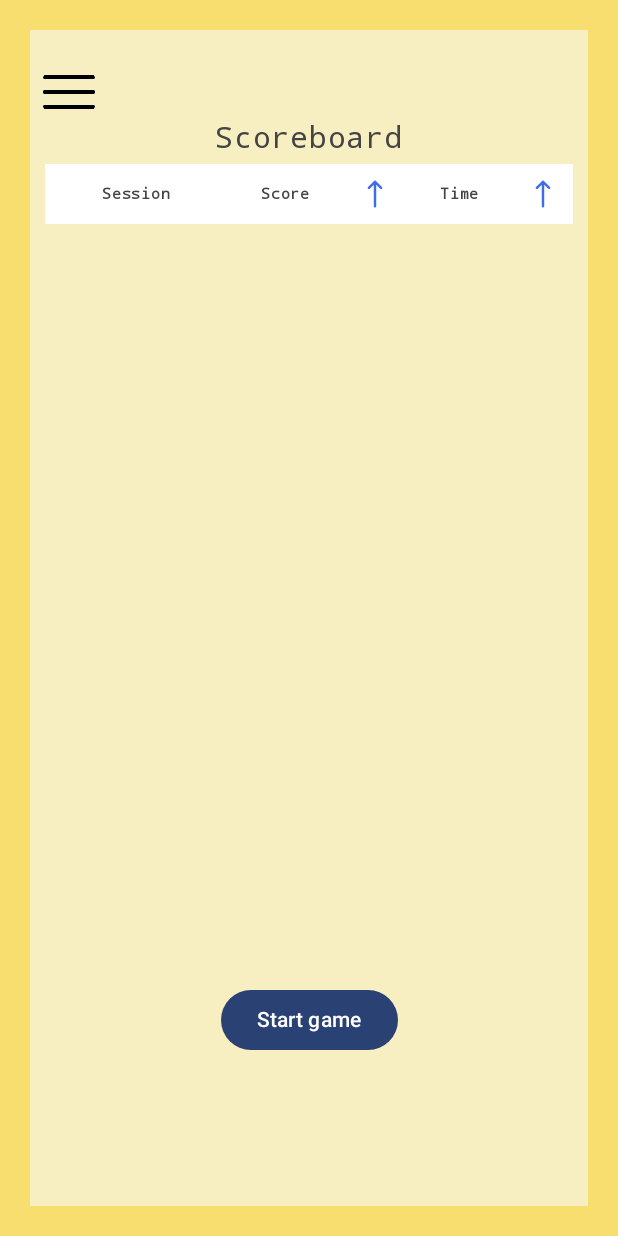
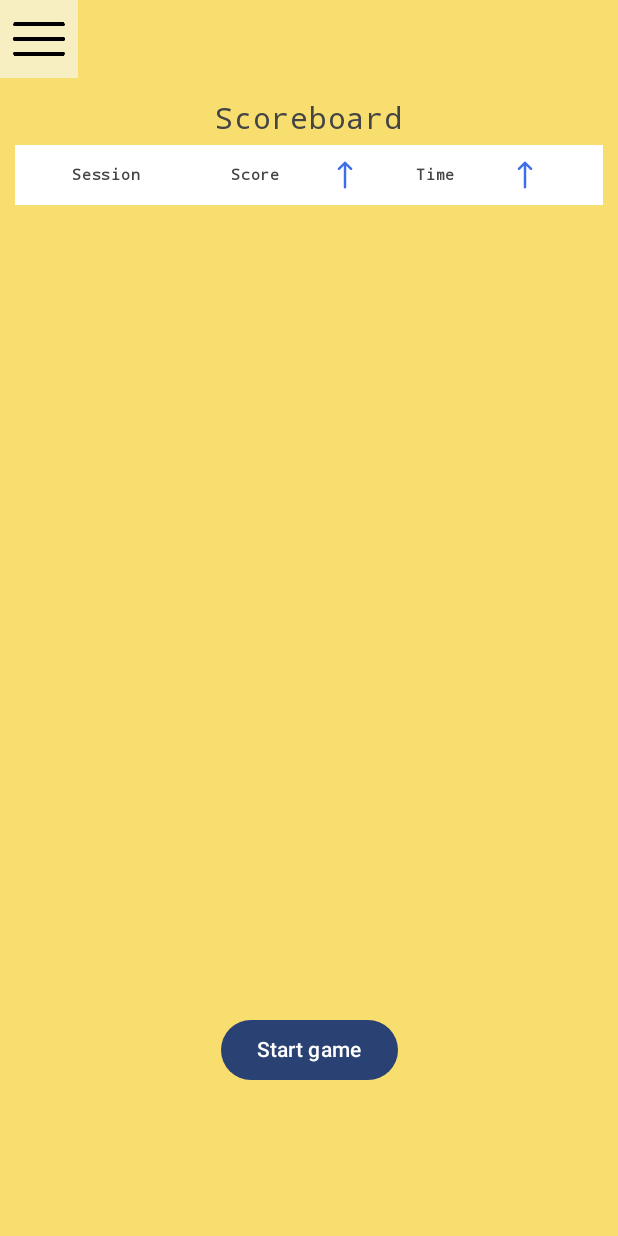
Before and after one commit to Shaheen1795/ScrambledWordGame, an Android app built with Jetpack Compose: the screen it shows after launch (MainActivity), on a phone screen of 412 x 824 dp. Run offline under Robolectric (Android 15) with nearby library versions, the light colour scheme and no system bars; our stand-ins replace Room's generated code.

Commit message:
- support for builds 24 - change dashboard ui layout

```diff
--- a/app/src/main/java/com/fairytale/scrambledwordgame/ui/screens/HomeScreen.kt
+++ b/app/src/main/java/com/fairytale/scrambledwordgame/ui/screens/HomeScreen.kt
@@ -1,6 +1,5 @@
 package com.fairytale.scrambledwordgame.ui.screens
 
-import android.util.Log
 import androidx.compose.foundation.Image
 import androidx.compose.foundation.background
 import androidx.compose.foundation.border
@@ -8,6 +7,7 @@ import androidx.compose.foundation.clickable
 import androidx.compose.foundation.layout.Box
 import androidx.compose.foundation.layout.Column
 import androidx.compose.foundation.layout.Row
+import androidx.compose.foundation.layout.fillMaxHeight
 import androidx.compose.foundation.layout.fillMaxSize
 import androidx.compose.foundation.layout.fillMaxWidth
 import androidx.compose.foundation.layout.padding
@@ -30,18 +30,15 @@ import androidx.compose.runtime.setValue
 import androidx.compose.ui.Alignment
 import androidx.compose.ui.Modifier
 import androidx.compose.ui.graphics.Color
-import androidx.compose.ui.graphics.painter.Painter
 import androidx.compose.ui.platform.LocalContext
 import androidx.compose.ui.res.painterResource
 import androidx.compose.ui.text.font.FontFamily
 import androidx.compose.ui.text.font.FontWeight
 import androidx.compose.ui.text.style.TextAlign
-import androidx.compose.ui.tooling.preview.Preview
 import androidx.compose.ui.unit.dp
 import androidx.compose.ui.unit.sp
 import com.fairytale.scrambledwordgame.R
 import com.fairytale.scrambledwordgame.data.Score
-import com.fairytale.scrambledwordgame.data.Scores.scores
 import com.fairytale.scrambledwordgame.ui.theme.Yellow
 import com.fairytale.scrambledwordgame.ui.theme.YellowishWhte
 import com.fairytale.scrambledwordgame.ui.InfoDialog
@@ -54,18 +51,26 @@ import kotlin.math.roundToInt
 
 @Composable
     fun HomeScreenPage(gameViewModel: GameViewModel, onClickAction:()-> Unit = {}){
+        Column( modifier = Modifier
+            .fillMaxSize()
+            .background(Yellow),) {
+
             Box(
                 modifier = Modifier
-            .fillMaxSize()
                     .background(Yellow)
-            .padding(20.dp),
+                    .fillMaxWidth()
+                    ,
             ){
-
+                Row(modifier = Modifier.align(Alignment.TopStart).background(YellowishWhte)){
+                    BasicDropdownMenu(modifier = Modifier.padding(2.dp))
+                }
+            }
+            Box(
+                modifier = Modifier
+                    .background(Yellow)
+                    .fillMaxHeight(),
+            ){
                 val uiState = gameViewModel.homeScreenUiState.collectAsState()
-            Row(modifier = Modifier.align(Alignment.TopStart).background(YellowishWhte).fillMaxSize().padding(0.dp,15.dp,0.dp,0.dp)){
-                BasicDropdownMenu(modifier = Modifier.padding(2.dp))
-
-            }
                 Column(modifier = Modifier.align(Alignment.TopCenter).padding(10.dp)) {
                     when(val state = uiState.value){
                         is HomeScreenUiState.Loading -> {
@@ -75,7 +80,7 @@ import kotlin.math.roundToInt
                         is HomeScreenUiState.Success -> {
                             Text("Scoreboard", fontFamily = FontFamily.Monospace, modifier = Modifier
                                 .align(Alignment.CenterHorizontally)
-                            .padding(20.dp, 50.dp, 20.dp, 5.dp), fontSize = 20.sp
+                                .padding(5.dp, 5.dp, 5.dp, 5.dp), fontSize = 20.sp
                                 , color = Color.DarkGray)
                             ThreeColumnTable(state.scores, gameViewModel)
                         }
@@ -94,6 +99,9 @@ import kotlin.math.roundToInt
                     Text("Start game")
                 }
             }
+
+        }
+
 
     }
 
```
Also changed, not shown: app/src/main/java/com/fairytale/scrambledwordgame/utils/WordUtils.kt (+8 -0 lines), app/src/main/java/com/fairytale/scrambledwordgame/viewmodels/GameViewModel.kt (+4 -7 lines). Lines whose indentation alone changed are shown as unchanged.
